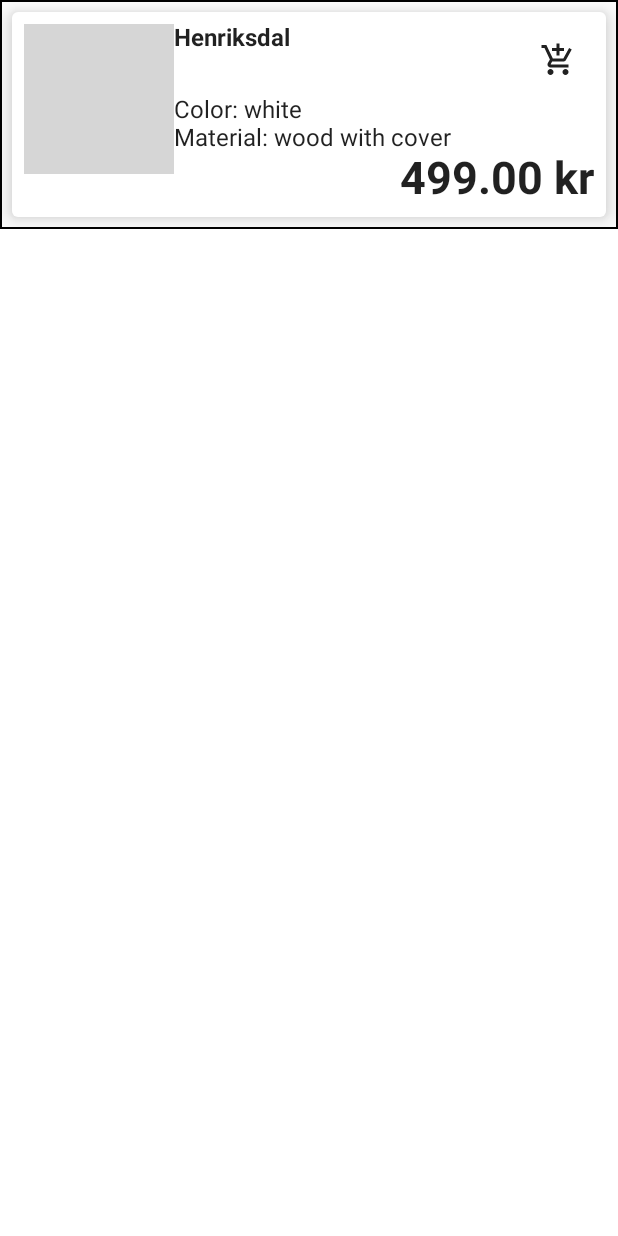
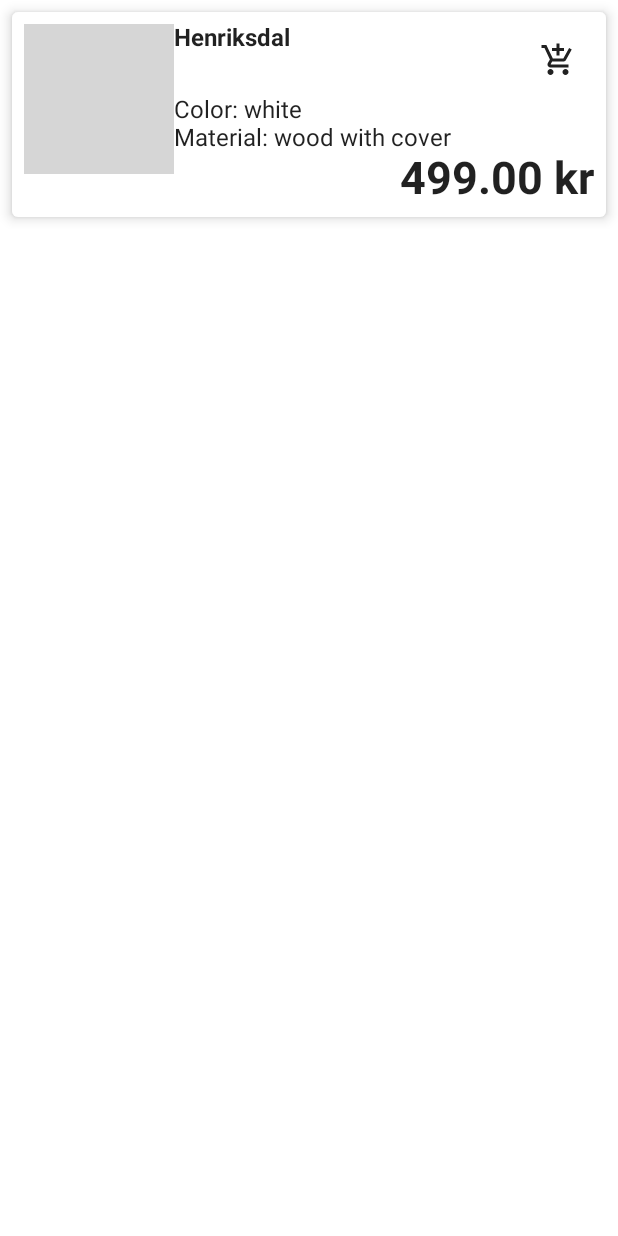
Before and after one commit to acmpo6ou/shop, an Android app built with Jetpack Compose: the @Preview function ProductItemPreview, on a phone screen of 412 x 824 dp. Run offline under Robolectric (Android 15) with nearby library versions, the phone set to English and light mode, and no system bars; pictures from the network do not load; grey boxes are pictures that could not be loaded.

Commit message:
✨ Remove unnecessary border from ProductItem

```diff
--- a/app/src/main/java/com/acmpo6ou/shop/ui/ProductList.kt
+++ b/app/src/main/java/com/acmpo6ou/shop/ui/ProductList.kt
@@ -1,7 +1,5 @@
 package com.acmpo6ou.shop.ui
 
-import androidx.compose.foundation.BorderStroke
-import androidx.compose.foundation.border
 import androidx.compose.foundation.clickable
 import androidx.compose.foundation.layout.*
 import androidx.compose.foundation.lazy.LazyColumn
@@ -14,7 +12,6 @@ import androidx.compose.runtime.Composable
 import androidx.compose.runtime.remember
 import androidx.compose.ui.Alignment
 import androidx.compose.ui.Modifier
-import androidx.compose.ui.graphics.Color
 import androidx.compose.ui.platform.LocalContext
 import androidx.compose.ui.res.painterResource
 import androidx.compose.ui.text.font.FontWeight
@@ -42,12 +39,11 @@ fun ProductList(viewModel: ProductsViewModel) {
 fun ProductItem(product: Product) {
     Card(
         modifier = Modifier
-            .border(BorderStroke(1.dp, Color.Black))
             .padding(8.dp)
             .wrapContentHeight(Alignment.Top)
             .clickable {}
             .fillMaxWidth(),
-        elevation = 10.dp,
+        elevation = 5.dp,
     ) {
         Row(
             modifier = Modifier.padding(8.dp),
```
